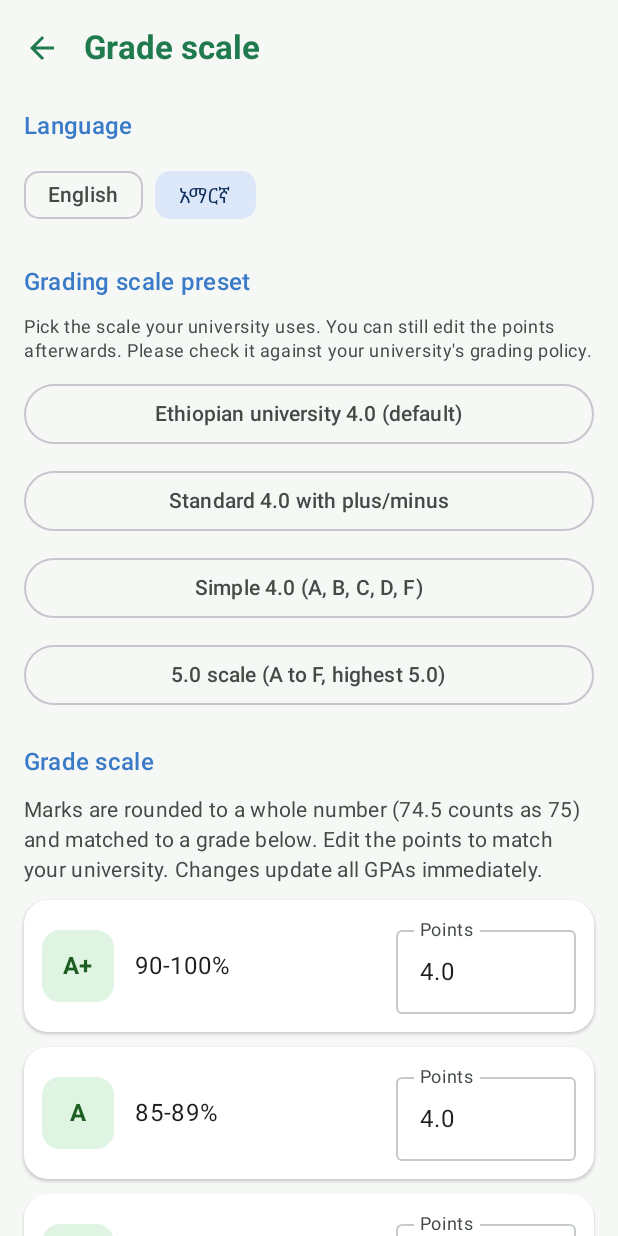
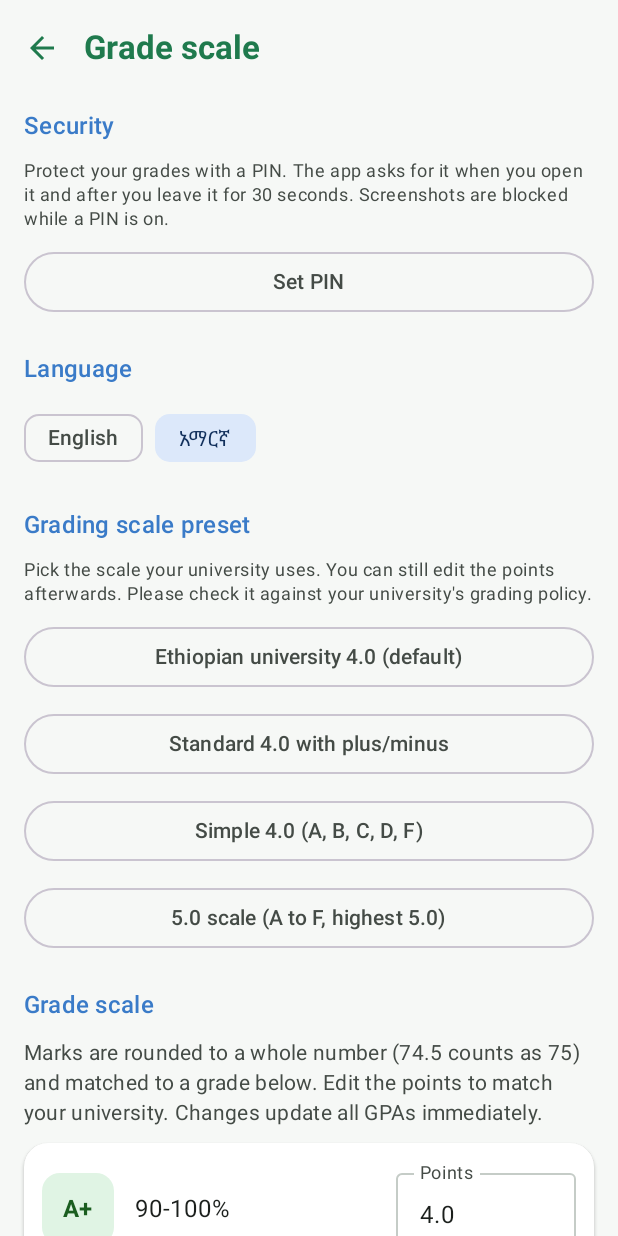
Before and after one commit to NATIOPIA10/GradeCalc, an Android app built with Jetpack Compose: the SettingsScreen screen opened through its navigation route, on a phone screen of 412 x 824 dp. Run offline under Robolectric (Android 15) with nearby library versions, the phone set to English and light mode, and no system bars; our stand-ins replace Room's generated code.

Commit message:
Add PIN lock

```diff
--- a/app/src/main/java/com/example/gradecalc/MainActivity.kt
+++ b/app/src/main/java/com/example/gradecalc/MainActivity.kt
@@ -1,32 +1,65 @@
 package com.example.gradecalc
 
 import android.os.Bundle
+import android.view.WindowManager
 import androidx.activity.ComponentActivity
 import androidx.activity.compose.setContent
 import androidx.activity.enableEdgeToEdge
 import androidx.compose.foundation.layout.fillMaxSize
 import androidx.compose.material3.MaterialTheme
 import androidx.compose.material3.Surface
+import androidx.compose.runtime.LaunchedEffect
 import androidx.compose.runtime.collectAsState
 import androidx.compose.runtime.getValue
 import androidx.compose.ui.Modifier
 import androidx.lifecycle.viewmodel.compose.viewModel
 import com.example.gradecalc.ui.AppNavigation
 import com.example.gradecalc.ui.GradeViewModel
+import com.example.gradecalc.ui.LockScreen
 import com.example.gradecalc.ui.WithLanguage
 import com.example.gradecalc.ui.theme.GradeCalcTheme
 
 class MainActivity : ComponentActivity() {
+    private var viewModel: GradeViewModel? = null
+
+    override fun onStart() {
+        super.onStart()
+        viewModel?.onAppStarted()
+    }
+
+    override fun onStop() {
+        viewModel?.onAppStopped(isChangingConfigurations)
+        super.onStop()
+    }
+
     override fun onCreate(savedInstanceState: Bundle?) {
         super.onCreate(savedInstanceState)
         enableEdgeToEdge()
         setContent {
             val vm: GradeViewModel = viewModel()
+            viewModel = vm
             val language by vm.language.collectAsState()
+            val locked by vm.locked.collectAsState()
+            val pinEnabled by vm.pinEnabled.collectAsState()
+
+            // With a PIN set, hide the app from screenshots and the recent-apps preview.
+            LaunchedEffect(pinEnabled) {
+                if (pinEnabled) window.addFlags(WindowManager.LayoutParams.FLAG_SECURE)
+                else window.clearFlags(WindowManager.LayoutParams.FLAG_SECURE)
+            }
+
             WithLanguage(language) {
                 GradeCalcTheme {
                     Surface(modifier = Modifier.fillMaxSize(), color = MaterialTheme.colorScheme.background) {
-                        AppNavigation(vm)
+                        if (locked) {
+                            LockScreen(
+                                initialLockoutMs = vm.lockoutRemainingMs(),
+                                onSubmit = vm::unlock,
+                                onForgotConfirmed = vm::eraseEverything,
+                            )
+                        } else {
+                            AppNavigation(vm)
+                        }
                     }
                 }
             }
--- a/app/src/main/java/com/example/gradecalc/data/Daos.kt
+++ b/app/src/main/java/com/example/gradecalc/data/Daos.kt
@@ -18,6 +18,9 @@ interface SemesterDao {
 
     @Delete
     suspend fun delete(semester: SemesterEntity)
+
+    @Query("DELETE FROM semesters")
+    suspend fun deleteAll()
 }
 
 @Dao
@@ -33,6 +36,9 @@ interface CourseDao {
 
     @Delete
     suspend fun delete(course: CourseEntity)
+
+    @Query("DELETE FROM courses")
+    suspend fun deleteAll()
 }
 
 @Dao
--- a/app/src/main/java/com/example/gradecalc/ui/AppNavigation.kt
+++ b/app/src/main/java/com/example/gradecalc/ui/AppNavigation.kt
@@ -31,6 +31,7 @@ fun AppNavigation(vm: GradeViewModel) {
     val nav = rememberNavController()
     val state by vm.state.collectAsState()
     val language by vm.language.collectAsState()
+    val pinEnabled by vm.pinEnabled.collectAsState()
     val scope = rememberCoroutineScope()
 
     val context = LocalContext.current
@@ -102,6 +103,10 @@ fun AppNavigation(vm: GradeViewModel) {
                 onPreset = vm::applyPreset,
                 onUpdate = vm::updateScaleEntry,
                 onReset = vm::resetScale,
+                pinEnabled = pinEnabled,
+                onSetPin = vm::setPin,
+                onChangePin = vm::changePin,
+                onRemovePin = vm::removePin,
                 onBack = { nav.popBackStack() },
             )
         }
--- a/app/src/main/java/com/example/gradecalc/ui/SettingsScreen.kt
+++ b/app/src/main/java/com/example/gradecalc/ui/SettingsScreen.kt
@@ -38,6 +38,7 @@ import androidx.compose.ui.unit.dp
 import com.example.gradecalc.R
 import com.example.gradecalc.data.GradeScaleEntry
 import com.example.gradecalc.data.ScalePreset
+import com.example.gradecalc.domain.PinResult
 
 @OptIn(ExperimentalMaterial3Api::class)
 @Composable
@@ -48,8 +49,13 @@ fun SettingsScreen(
     onPreset: (ScalePreset) -> Unit,
     onUpdate: (GradeScaleEntry) -> Unit,
     onReset: () -> Unit,
+    pinEnabled: Boolean,
+    onSetPin: (String) -> Boolean,
+    onChangePin: (current: String, new: String) -> PinResult,
+    onRemovePin: (current: String) -> PinResult,
     onBack: () -> Unit,
 ) {
+    var pinDialog by remember { mutableStateOf<PinMode?>(null) }
     // Bumped on reset or preset change so the text fields reload the new values.
     var reloadCount by remember { mutableIntStateOf(0) }
     var pendingPreset by remember { mutableStateOf<ScalePreset?>(null) }
@@ -75,9 +81,43 @@ fun SettingsScreen(
         ) {
             item {
                 Text(
+                    stringResource(R.string.security_title),
+                    style = MaterialTheme.typography.titleMedium,
+                    color = MaterialTheme.colorScheme.secondary,
+                )
+            }
+            item {
+                Text(
+                    stringResource(R.string.security_note),
+                    style = MaterialTheme.typography.bodySmall,
+                    color = MaterialTheme.colorScheme.onSurfaceVariant,
+                )
+            }
+            if (pinEnabled) {
+                item {
+                    OutlinedButton(onClick = { pinDialog = PinMode.CHANGE }, modifier = Modifier.fillMaxWidth()) {
+                        Text(stringResource(R.string.pin_change))
+                    }
+                }
+                item {
+                    OutlinedButton(onClick = { pinDialog = PinMode.REMOVE }, modifier = Modifier.fillMaxWidth()) {
+                        Text(stringResource(R.string.pin_remove))
+                    }
+                }
+            } else {
+                item {
+                    OutlinedButton(onClick = { pinDialog = PinMode.SET }, modifier = Modifier.fillMaxWidth()) {
+                        Text(stringResource(R.string.pin_set))
+                    }
+                }
+            }
+
+            item {
+                Text(
                     stringResource(R.string.language_title),
                     style = MaterialTheme.typography.titleMedium,
                     color = MaterialTheme.colorScheme.secondary,
+                    modifier = Modifier.padding(top = 12.dp),
                 )
             }
             item { LanguageChips(language = language, onChange = onLanguage) }
@@ -162,6 +202,20 @@ fun SettingsScreen(
         }
     }
 
+    pinDialog?.let { mode ->
+        PinDialog(
+            mode = mode,
+            onSubmit = { current, new ->
+                when (mode) {
+                    PinMode.SET -> if (onSetPin(new)) PinResult.Ok else PinResult.Wrong(0)
+                    PinMode.CHANGE -> onChangePin(current, new)
+                    PinMode.REMOVE -> onRemovePin(current)
+                }
+            },
+            onDismiss = { pinDialog = null },
+        )
+    }
+
     pendingPreset?.let { preset ->
         ConfirmDialog(
             title = stringResource(R.string.preset_confirm_title, stringResource(preset.labelRes)),
--- a/app/src/main/res/values/strings.xml
+++ b/app/src/main/res/values/strings.xml
@@ -142,4 +142,25 @@
     <string name="report_col_points">Points</string>
     <string name="report_semester_gpa">GPA %1$s</string>
     <string name="report_footnote">* Replaced by a later attempt, not counted in CGPA</string>
+
+    <!-- PIN lock -->
+    <string name="pin_lock_title">Enter your PIN</string>
+    <string name="pin_wrong">Wrong PIN. Attempts left: %1$d</string>
+    <string name="pin_locked_out">Too many attempts. Try again in %1$d seconds</string>
+    <string name="pin_forgot">Forgot PIN?</string>
+    <string name="pin_forgot_title">Erase all data?</string>
+    <string name="pin_forgot_message">A forgotten PIN cannot be recovered. You can erase all semesters and courses and remove the PIN, then start again. This cannot be undone.</string>
+    <string name="pin_forgot_confirm">Erase everything</string>
+    <string name="cd_backspace">Delete last digit</string>
+    <string name="action_unlock">Unlock</string>
+    <string name="security_title">Security</string>
+    <string name="security_note">Protect your grades with a PIN. The app asks for it when you open it and after you leave it for 30 seconds. Screenshots are blocked while a PIN is on.</string>
+    <string name="pin_set">Set PIN</string>
+    <string name="pin_change">Change PIN</string>
+    <string name="pin_remove">Remove PIN</string>
+    <string name="pin_current">Current PIN</string>
+    <string name="pin_new">New PIN (4-6 digits)</string>
+    <string name="pin_confirm">Confirm new PIN</string>
+    <string name="pin_mismatch">The PINs do not match</string>
+    <string name="pin_invalid">Use 4 to 6 digits</string>
 </resources>
```
Also changed, not shown: app/src/main/java/com/example/gradecalc/data/GradeRepository.kt (+8 -0 lines), app/src/main/java/com/example/gradecalc/data/PinStore.kt (added, +44 -0 lines), app/src/main/java/com/example/gradecalc/domain/PinHasher.kt (added, +33 -0 lines), app/src/main/java/com/example/gradecalc/domain/PinPolicy.kt (added, +33 -0 lines), app/src/main/java/com/example/gradecalc/ui/GradeViewModel.kt (+93 -0 lines), app/src/main/java/com/example/gradecalc/ui/LockScreen.kt (added, +191 -0 lines), app/src/main/java/com/example/gradecalc/ui/PinDialog.kt (added, +105 -0 lines), 5 other files.
